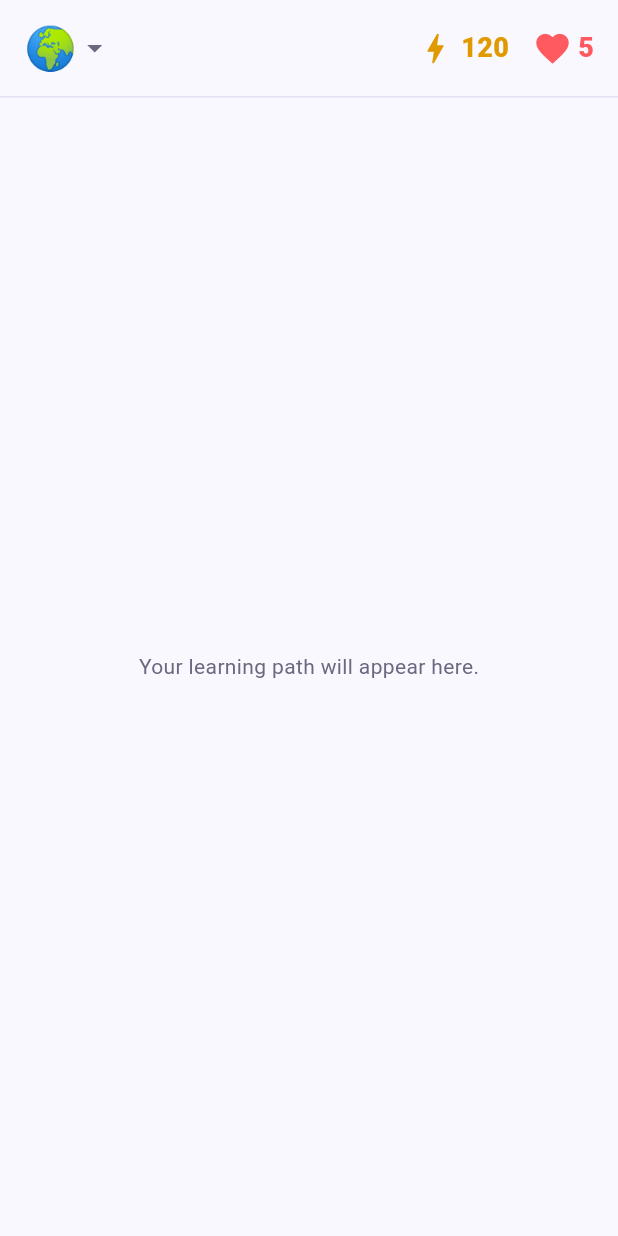
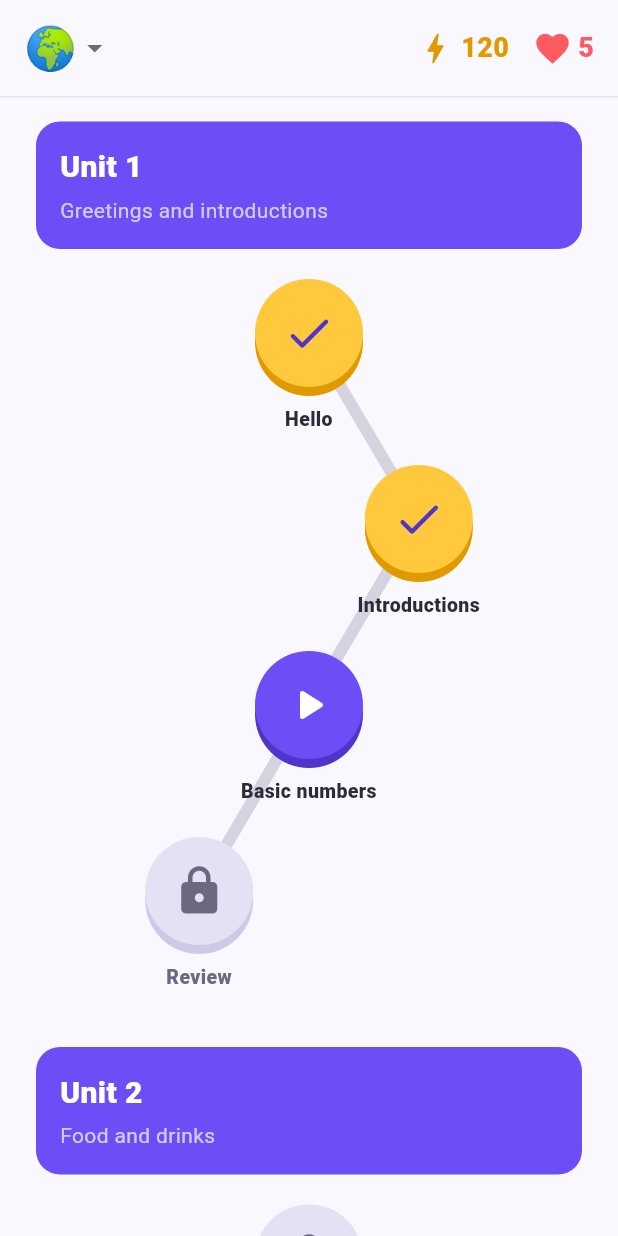
Before and after one commit to Malvin-G-G/MobileProgramming_UAS, a Flutter app: the HomeScreen screen opened by its route, on a phone screen of 412 x 824 dp. Run offline on Flutter 3.47's test engine with Material 3 defaults, Android fonts, the phone set to English and light mode, and no system bars; our stand-ins replace flutter_riverpod, go_router, shared_preferences; accounts and stored records are empty.

Commit message:
added learning path node, gamify learning

```diff
--- /dev/null
+++ b/lib/feature/home/models/learning_node.dart
@@ -0,0 +1,49 @@
+enum NodeStatus { locked, active, done }
+
+class LessonNode {
+  const LessonNode({
+    required this.id,
+    required this.title,
+    required this.status,
+  });
+
+  final String id;
+  final String title;
+  final NodeStatus status;
+}
+
+class Unit {
+  const Unit({
+    required this.title,
+    required this.description,
+    required this.lessons,
+  });
+
+  final String title;
+  final String description;
+  final List<LessonNode> lessons;
+}
+
+// temp, change later
+const List<Unit> dummyUnits = [
+  Unit(
+    title: 'Unit 1',
+    description: 'Greetings and introductions',
+    lessons: [
+      LessonNode(id: '1-1', title: 'Hello', status: NodeStatus.done),
+      LessonNode(id: '1-2', title: 'Introductions', status: NodeStatus.done),
+      LessonNode(id: '1-3', title: 'Basic numbers', status: NodeStatus.active),
+      LessonNode(id: '1-4', title: 'Review', status: NodeStatus.locked),
+    ],
+  ),
+  Unit(
+    title: 'Unit 2',
+    description: 'Food and drinks',
+    lessons: [
+      LessonNode(id: '2-1', title: 'Food', status: NodeStatus.locked),
+      LessonNode(id: '2-2', title: 'Drinks', status: NodeStatus.locked),
+      LessonNode(id: '2-3', title: 'At the restaurant', status: NodeStatus.locked),
+      LessonNode(id: '2-4', title: 'Review', status: NodeStatus.locked),
+    ],
+  ),
+];
--- a/lib/feature/home/screen/home_screen.dart
+++ b/lib/feature/home/screen/home_screen.dart
@@ -10,7 +10,7 @@ import '../../languages/language_select/models/language.dart';
 import '../../languages/language_select/providers/language_provider.dart';
 import '../../onboarding/{screens,providers}/onboarding_provider.dart';
 import '../widgets/stats_header.dart';
-
+import '../widgets/learning_path.dart';
 
 class HomeScreen extends ConsumerWidget {
   const HomeScreen({super.key});
@@ -18,7 +18,7 @@ class HomeScreen extends ConsumerWidget {
   @override
   Widget build(BuildContext context, WidgetRef ref) {
     final language = languageByCode(ref.watch(selectedLanguageProvider));
-
+    // exp & hp
     return Scaffold(
       body: SafeArea(
         child: Column(
@@ -29,7 +29,7 @@ class HomeScreen extends ConsumerWidget {
               hearts: 5,
             ),
             const Divider(height: 1, color: AppColors.border),
-            const Expanded(child: _PathPlaceholder()),
+            const Expanded(child: LearningPath()),
           ],
         ),
       ),
@@ -58,8 +58,8 @@ class _LanguageMenu extends ConsumerWidget {
       },
       itemBuilder: (context) => const [
         PopupMenuItem<String>(value: 'change', child: Text('Change language')),
-        // For test stuff, REMEMBER, FOR TESTING, delete later
-        PopupMenuItem<String>(value: 'reset', child: Text('Reset data (test)')),
+        // again, delete later, not now
+        PopupMenuItem<String>(value: 'reset', child: Text('Reset data (debug)')),
       ],
       child: Row(
         mainAxisSize: MainAxisSize.min,
@@ -71,18 +71,3 @@ class _LanguageMenu extends ConsumerWidget {
     );
   }
 }
-
-// delete later
-class _PathPlaceholder extends StatelessWidget {
-  const _PathPlaceholder();
-
-  @override
-  Widget build(BuildContext context) {
-    return const Center(
-      child: Text(
-        'Your learning path will appear here.',
-        style: TextStyle(color: AppColors.textSecondary),
-      ),
-    );
-  }
-}
--- /dev/null
+++ b/lib/feature/home/widgets/learning_path.dart
@@ -0,0 +1,205 @@
+import 'dart:math' as math;
+
+import 'package:flutter/material.dart';
+
+import '../../../core/theme/app_colors.dart';
+import '../models/learning_node.dart';
+import 'path_node.dart';
+import '../../../core/widgets/prime.button.dart';
+
+const Color _connectorColor = Color(0xFFD5D3E0); // garis abu penghubung node
+const double _connectorWidth = 8;
+const double _rowHeight = 124; // tinggi satu baris node
+const double _circleTop = 8; // jarak atas baris ke lingkaran
+const double _zigzag = 0.6; // seberapa jauh node bergeser kiri-kanan (0..1)
+
+class LearningPath extends StatelessWidget {
+  const LearningPath({super.key});
+
+  @override
+  Widget build(BuildContext context) {
+    final children = <Widget>[];
+    var startIndex = 0;
+
+    for (final unit in dummyUnits) {
+      children.add(_UnitBanner(unit: unit));
+      children.add(const SizedBox(height: 12));
+      children.add(_UnitPath(lessons: unit.lessons, startIndex: startIndex));
+      children.add(const SizedBox(height: 24));
+      startIndex += unit.lessons.length;
+    }
+
+    return ListView(
+      padding: const EdgeInsets.fromLTRB(24, 16, 24, 32),
+      children: children,
+    );
+  }
+}
+
+/// Node-node satu unit + garis penghubungnya.
+/// Posisi dihitung manual supaya garis tepat menyambung pusat lingkaran.
+class _UnitPath extends StatelessWidget {
+  const _UnitPath({required this.lessons, required this.startIndex});
+
+  final List<LessonNode> lessons;
+  final int startIndex; // supaya pola zig-zag nyambung antar unit
+
+  @override
+  Widget build(BuildContext context) {
+    return LayoutBuilder(
+      builder: (context, constraints) {
+        final width = constraints.maxWidth;
+
+        // pusat tiap lingkaran
+        final centers = <Offset>[];
+        for (var i = 0; i < lessons.length; i++) {
+          final x = math.sin((startIndex + i) * math.pi / 2) * _zigzag;
+          final cx = width / 2 + x * (width - PathNode.width) / 2;
+          final cy = i * _rowHeight + _circleTop + PathNode.circleSize / 2;
+          centers.add(Offset(cx, cy));
+        }
+
+        return SizedBox(
+          width: width,
+          height: lessons.length * _rowHeight,
+          child: Stack(
+            children: [
+              // garis di lapisan paling bawah
+              Positioned.fill(
+                child: CustomPaint(painter: _ConnectorPainter(centers)),
+              ),
+              ...List.generate(lessons.length, (i) {
+                final node = lessons[i];
+                return Positioned(
+                  left: centers[i].dx - PathNode.width / 2,
+                  top: centers[i].dy - PathNode.circleSize / 2,
+                  width: PathNode.width,
+                  child: PathNode(
+                    node: node,
+                    onTap: () => _showNodeSheet(context, node),
+                  ),
+                );
+              }),
+            ],
+          ),
+        );
+      },
+    );
+  }
+}
+
+class _ConnectorPainter extends CustomPainter {
+  _ConnectorPainter(this.centers);
+
+  final List<Offset> centers;
+
+  @override
+  void paint(Canvas canvas, Size size) {
+    final paint = Paint()
+      ..color = _connectorColor
+      ..strokeWidth = _connectorWidth
+      ..strokeCap = StrokeCap.round
+      ..style = PaintingStyle.stroke;
+
+    for (var i = 0; i < centers.length - 1; i++) {
+      canvas.drawLine(centers[i], centers[i + 1], paint);
+    }
+  }
+
+  @override
+  bool shouldRepaint(covariant _ConnectorPainter oldDelegate) =>
+      oldDelegate.centers != centers;
+}
+
+class _UnitBanner extends StatelessWidget {
+  const _UnitBanner({required this.unit});
+
+  final Unit unit;
+
+  @override
+  Widget build(BuildContext context) {
+    return Container(
+      width: double.infinity,
+      padding: const EdgeInsets.all(16),
+      decoration: BoxDecoration(
+        color: AppColors.primary,
+        borderRadius: BorderRadius.circular(16),
+      ),
+      child: Column(
+        crossAxisAlignment: CrossAxisAlignment.start,
+        children: [
+          Text(
+            unit.title,
+            style: const TextStyle(
+              color: Colors.white,
+              fontSize: 20,
+              fontWeight: FontWeight.w900,
+            ),
+          ),
+          const SizedBox(height: 4),
+          Text(
+            unit.description,
+            style: const TextStyle(color: Colors.white70, fontSize: 14),
+          ),
+        ],
+      ),
+    );
+  }
+}
+
+/// Reaksi saat node diketuk: pesan kalau terkunci,
+/// panel START / PRACTICE kalau aktif atau sudah selesai.
+void _showNodeSheet(BuildContext context, LessonNode node) {
+  if (node.status == NodeStatus.locked) {
+    ScaffoldMessenger.of(context)
+      ..hideCurrentSnackBar()
+      ..showSnackBar(
+        const SnackBar(content: Text('Finish the previous lesson first.')),
+      );
+    return;
+  }
+
+  final done = node.status == NodeStatus.done;
+
+  showModalBottomSheet<void>(
+    context: context,
+    backgroundColor: AppColors.surface,
+    shape: const RoundedRectangleBorder(
+      borderRadius: BorderRadius.vertical(top: Radius.circular(24)),
+    ),
+    builder: (sheetContext) => Padding(
+      padding: const EdgeInsets.all(24),
+      child: Column(
+        mainAxisSize: MainAxisSize.min,
+        crossAxisAlignment: CrossAxisAlignment.start,
+        children: [
+          Text(
+            node.title,
+            style: const TextStyle(fontSize: 22, fontWeight: FontWeight.w900),
+          ),
+          const SizedBox(height: 8),
+          Text(
+            done
+                ? 'Already completed. Practice again?'
+                : 'Ready to start this lesson?',
+            style: const TextStyle(color: AppColors.textSecondary),
+          ),
+          const SizedBox(height: 24),
+          PrimeButton(
+            label: done ? 'PRACTICE' : 'START',
+            onPressed: () {
+              Navigator.of(sheetContext).pop();
+              ScaffoldMessenger.of(context)
+                ..hideCurrentSnackBar()
+                ..showSnackBar(
+                  const SnackBar(
+                    content: Text('Lessons are not built yet (coming soon).'),
+                  ),
+                );
+            },
+          ),
+        ],
+      ),
+    ),
+  );
+}
--- /dev/null
+++ b/lib/feature/home/widgets/path_node.dart
@@ -0,0 +1,96 @@
+import 'package:flutter/material.dart';
+
+import '../../../core/theme/app_colors.dart';
+import '../models/learning_node.dart';
+
+class PathNode extends StatefulWidget {
+  const PathNode({super.key, required this.node, required this.onTap});
+
+  static const double width = 120;
+  static const double circleSize = 72;
+
+  final LessonNode node;
+  final VoidCallback onTap;
+
+  @override
+  State<PathNode> createState() => _PathNodeState();
+}
+
+class _PathNodeState extends State<PathNode> {
+  bool _pressed = false;
+
+  void _setPressed(bool value) {
+    if (_pressed != value) setState(() => _pressed = value);
+  }
+
+  @override
+  Widget build(BuildContext context) {
+    final node = widget.node;
+
+    Color face;
+    Color edge;
+    Color iconColor;
+    IconData icon;
+
+    if (node.status == NodeStatus.done) {
+      face = AppColors.accent;
+      edge = AppColors.accentDark;
+      iconColor = AppColors.primaryDark;
+      icon = Icons.check_rounded;
+    } else if (node.status == NodeStatus.active) {
+      face = AppColors.primary;
+      edge = AppColors.primaryDark;
+      iconColor = Colors.white;
+      icon = Icons.play_arrow_rounded;
+    } else {
+      face = AppColors.disabled;
+      edge = AppColors.disabledEdge;
+      iconColor = AppColors.textSecondary;
+      icon = Icons.lock_rounded;
+    }
+
+    final locked = node.status == NodeStatus.locked;
+
+    return GestureDetector(
+      behavior: HitTestBehavior.opaque,
+      onTapDown: (_) => _setPressed(true),
+      onTapUp: (_) => _setPressed(false),
+      onTapCancel: () => _setPressed(false),
+      onTap: widget.onTap,
+      child: SizedBox(
+        width: PathNode.width,
+        child: Column(
+          mainAxisSize: MainAxisSize.min,
+          children: [
+            AnimatedContainer(
+              duration: const Duration(milliseconds: 80),
+              width: PathNode.circleSize,
+              height: PathNode.circleSize,
+              transform: Matrix4.translationValues(0, _pressed ? 4 : 0, 0),
+              decoration: BoxDecoration(
+                color: face,
+                shape: BoxShape.circle,
+                boxShadow: [
+                  BoxShadow(color: edge, offset: Offset(0, _pressed ? 2 : 6)),
+                ],
+              ),
+              child: Icon(icon, color: iconColor, size: 36),
+            ),
+            const SizedBox(height: 12),
+            Text(
+              node.title,
+              textAlign: TextAlign.center,
+              maxLines: 1,
+              overflow: TextOverflow.ellipsis,
+              style: TextStyle(
+                fontSize: 13,
+                fontWeight: FontWeight.w800,
+                color: locked ? AppColors.textSecondary : AppColors.textPrimary,
+              ),
+            ),
+          ],
+        ),
+      ),
+    );
+  }
+}
--- a/lib/feature/languages/language_select/screens/screen.dart
+++ b/lib/feature/languages/language_select/screens/screen.dart
@@ -74,7 +74,7 @@ class _LanguageSelectScreenState extends ConsumerState<LanguageSelectScreen> {
                 ),
               ),
               const SizedBox(height: 16),
-              PrimaryButton(
+              PrimeButton(
                 label: 'CONTINUE',
                 onPressed: _selected == null ? null : _continue,
               ),
--- a/lib/feature/onboarding/{screens,providers}/onboarding_screen.dart
+++ b/lib/feature/onboarding/{screens,providers}/onboarding_screen.dart
@@ -106,7 +106,7 @@ class _OnboardingScreenState extends ConsumerState<OnboardingScreen> {
             _Dots(count: _pages.length, current: _index),
             Padding(
               padding: const EdgeInsets.fromLTRB(24, 24, 24, 24),
-              child: PrimaryButton(
+              child: PrimeButton(
                 label: _isLast ? 'GET STARTED' : 'NEXT',
                 onPressed: _next,
               ),
```
Also changed, not shown: lib/core/widgets/prime.button.dart (+4 -4 lines), lib/feature/home/widgets/node_sheet.dart (added, +60 -0 lines).
